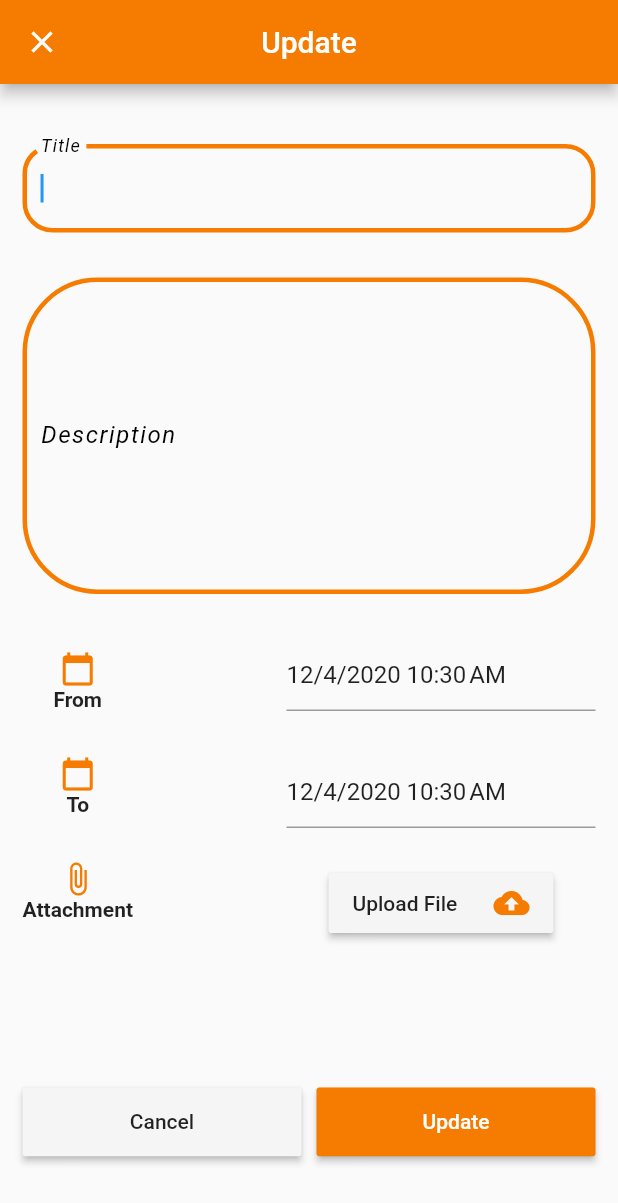
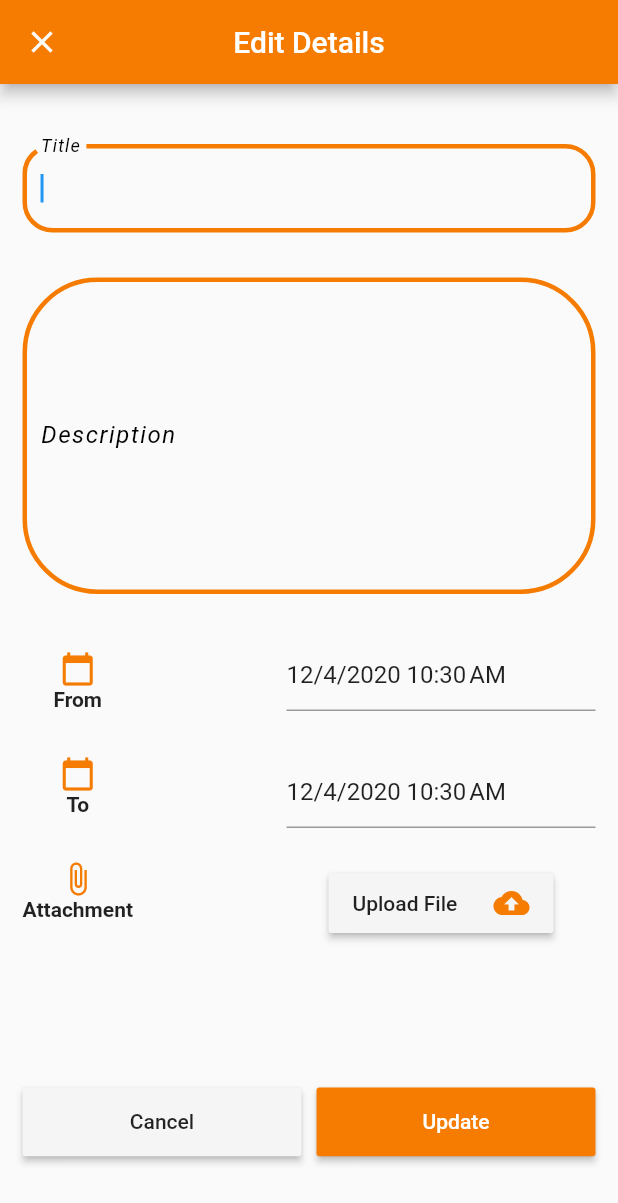
Before and after one commit to nikhil3400/Notes_App, a Flutter app: the Details screen opened directly with empty values, after a tap on the "edit" icon, on a phone screen of 412 x 824 dp. Shown: the top 1203 px of the screen. Run offline on Flutter 3.47's test engine with Material 2 defaults, Android fonts, the phone set to English and light mode, and no system bars; drawn by our look-alikes of date_field; our stand-ins replace cloud_firestore, file_picker, firebase_auth, firebase_core, firebase_storage, flutter_spinkit; accounts and stored records are empty.

Commit message:
slight ui chng

```diff
--- a/lib/Screens/details.dart
+++ b/lib/Screens/details.dart
@@ -1,5 +1,6 @@
 import 'package:cloud_firestore/cloud_firestore.dart';
 import 'package:flutter/material.dart';
+import 'package:intl/intl.dart';
 import 'package:notes_app/Screens/update.dart';
 import 'package:notes_app/services/database.dart';
 
@@ -26,13 +27,20 @@ class Details extends StatefulWidget {
 }
 
 class _DetailsState extends State<Details> {
+  String from;
+  String to;
+
+  @override
+  void initState() {
+    from = DateFormat('dd-MM-yyyy - hh:mm a').format(widget.dateFrom);
+    to = DateFormat('dd-MM-yyyy - hh:mm a').format(widget.dateTo);
+    super.initState();
+  }
+
   @override
   Widget build(BuildContext context) {
     final editButton = IconButton(
-        icon: Icon(
-          Icons.edit_outlined,
-          color: Colors.deepOrange
-        ),
+        icon: Icon(Icons.edit_outlined, color: Colors.deepOrange),
         onPressed: () {
           Navigator.push(context, MaterialPageRoute(builder: (_) {
             return Update(
@@ -40,7 +48,7 @@ class _DetailsState extends State<Details> {
               description: widget.inputDescription,
               from: widget.dateFrom,
               to: widget.dateTo,
-              docRef: widget.ref
+              docRef: widget.ref,
             );
           }));
         });
@@ -61,16 +69,21 @@ class _DetailsState extends State<Details> {
         SizedBox(height: 10.0),
         Text(
           widget.inputTitle.toUpperCase(),
-          style: TextStyle(color: Colors.white, fontSize: 40.0,fontStyle: FontStyle.italic),
+          style: TextStyle(
+              color: Colors.white, fontSize: 40.0, fontStyle: FontStyle.italic),
         ),
-        SizedBox(height: 30.0),
+        SizedBox(height: 20.0),
         Expanded(
             flex: 6,
             child: Padding(
                 padding: EdgeInsets.only(left: 10.0),
                 child: Text(
-                  '${widget.dateFrom} - ${widget.dateTo}',
-                  style: TextStyle(color: Colors.white),
+                  'From: ${from}\nTo: ${to}',
+                  style: TextStyle(
+                      color: Colors.white,
+                      fontSize: 18,
+                      fontWeight: FontWeight.bold,
+                      fontStyle: FontStyle.italic),
                 ))),
       ],
     );
@@ -96,13 +109,13 @@ class _DetailsState extends State<Details> {
             child: Icon(Icons.arrow_back, color: Colors.white),
           ),
         ),
-        Positioned(right: 8.0, top: 55.0, child: Container(
-          decoration: BoxDecoration(
-            color: Colors.white,
-            shape: BoxShape.circle
-          ),
-          child: editButton
-          ))
+        Positioned(
+            right: 8.0,
+            top: 55.0,
+            child: Container(
+                decoration:
+                    BoxDecoration(color: Colors.white, shape: BoxShape.circle),
+                child: editButton))
       ],
     );
 
@@ -110,27 +123,26 @@ class _DetailsState extends State<Details> {
       widget.inputDescription,
       style: TextStyle(fontSize: 18.0),
     );
-    final readButton = Container(
-        padding: EdgeInsets.symmetric(vertical: 16.0),
-        width: MediaQuery.of(context).size.width,
+    final readButton = SizedBox(
+        width: MediaQuery.of(context).size.width - 40,
         child: RaisedButton(
           onPressed: () => {},
+          shape: RoundedRectangleBorder(
+            borderRadius: BorderRadius.circular(10.0),
+          ),
           color: Colors.orange[700],
           child: Text("Download Docs", style: TextStyle(color: Colors.white)),
         ));
     final bottomContent = Container(
       width: MediaQuery.of(context).size.width,
       padding: EdgeInsets.all(40.0),
-      child: Center(
-        child: Column(
-          children: <Widget>[bottomContentText, readButton],
-        ),
-      ),
+      child: Center(child: bottomContentText),
     );
 
     return Scaffold(
       body: Column(
-        children: <Widget>[topContent, bottomContent],
+        mainAxisAlignment: MainAxisAlignment.spaceBetween,
+        children: <Widget>[topContent, bottomContent, readButton],
       ),
     );
   }
--- a/lib/Screens/update.dart
+++ b/lib/Screens/update.dart
@@ -51,7 +51,7 @@ class _UpdateState extends State<Update> {
       resizeToAvoidBottomPadding: false,
       appBar: AppBar(
         backgroundColor: Colors.orange[700],
-        title: Text('Update'),
+        title: Text('Edit Details'),
         centerTitle: true,
         leading: IconButton(
           onPressed: () => Navigator.of(context).pop(),
--- a/pubspec.yaml
+++ b/pubspec.yaml
@@ -36,7 +36,7 @@ dependencies:
   provider: ^4.3.2+2
   file_picker: ^2.1.0
   date_field: ^0.3.3
-  wave_drawer: ^0.1.1
+  intl: ^0.16.1
 
 dev_dependencies:
   flutter_test:
```
Also changed, not shown: lib/Screens/home/home.dart (+5 -20 lines), pubspec.lock.
